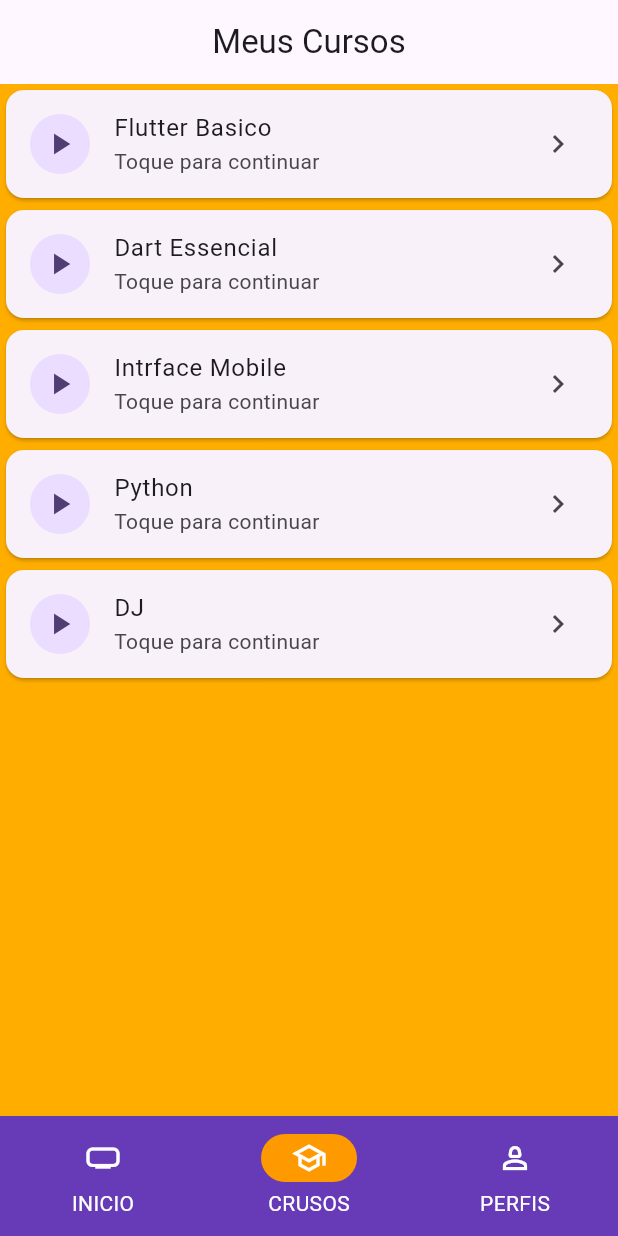
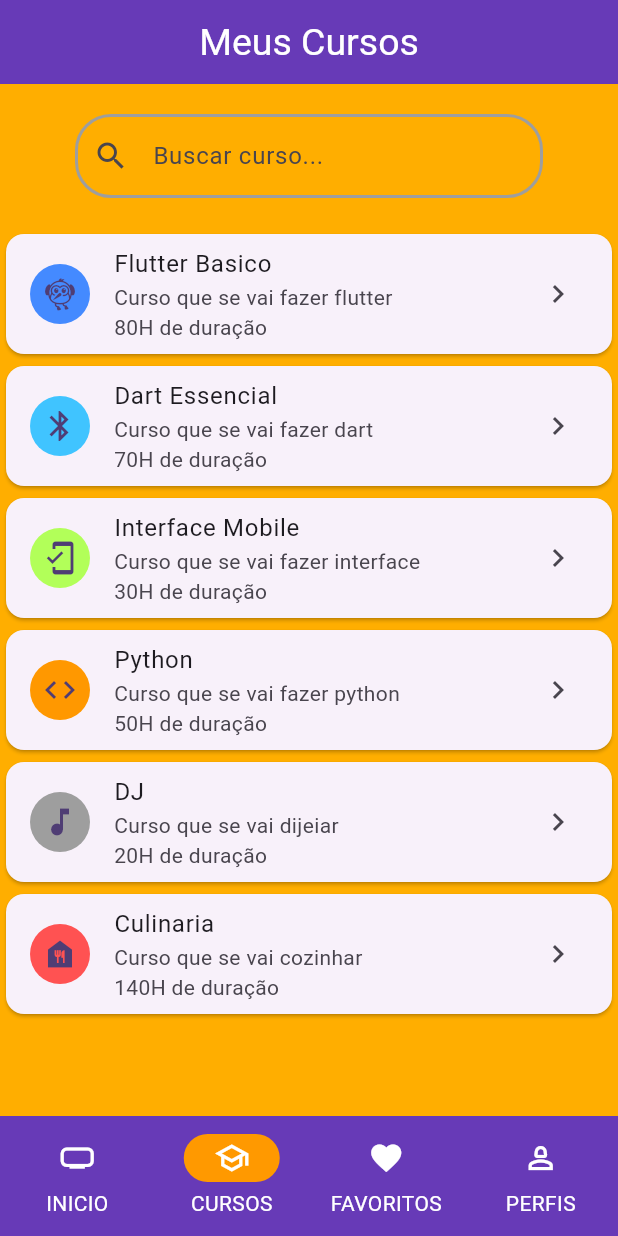
Before and after one commit to Liminhaowo/MSL_Vitor, a Flutter app: the screen it shows after launch, item 2 of the bottom bar chosen, on a phone screen of 412 x 824 dp. Run offline on Flutter 3.47's test engine with Material 3 defaults, Android fonts, the phone set to English and light mode, and no system bars.

Commit message:
Subindo atualização da main, separando as telas em um pasta dedicada. Criação da tela favoritos e barra de pesquisa

```diff
--- a/Aula06_AplicativoCursos/aplicativos_cursos/lib/main.dart
+++ b/Aula06_AplicativoCursos/aplicativos_cursos/lib/main.dart
@@ -1,4 +1,8 @@
 import 'package:flutter/material.dart';
+import 'package:aplicativos_cursos/telas/inicio_tela.dart';
+import 'package:aplicativos_cursos/telas/cursos_tela.dart';
+import 'package:aplicativos_cursos/telas/perfil_tela.dart';
+import 'package:aplicativos_cursos/telas/favoritos_tela.dart';
 
 void main() {
   runApp(const MeuApp());
@@ -12,25 +16,17 @@ class MeuApp extends StatelessWidget {
     return MaterialApp(
       debugShowCheckedModeBanner: false,
       theme: ThemeData(
-        colorScheme: ColorScheme.fromSeed(
-          seedColor: Colors.deepPurple,
-        ),
+        colorScheme: ColorScheme.fromSeed(seedColor: Colors.deepPurple),
         scaffoldBackgroundColor: const Color.fromARGB(255, 255, 174, 0),
         useMaterial3: true,
         navigationBarTheme: const NavigationBarThemeData(
           backgroundColor: Colors.deepPurple,
           indicatorColor: Color.fromARGB(255, 255, 153, 0),
-          iconTheme: WidgetStatePropertyAll(
-            IconThemeData(
-              color: Colors.white
-            )
+          iconTheme: WidgetStatePropertyAll(IconThemeData(color: Colors.white)),
+          labelTextStyle: WidgetStatePropertyAll(
+            TextStyle(color: Colors.white),
           ),
-          labelTextStyle: WidgetStatePropertyAll(
-            TextStyle(
-              color : Colors.white
-            )
-          )
-        )
+        ),
       ),
 
       home: const HomePage(),
@@ -48,13 +44,13 @@ class HomePage extends StatefulWidget {
 class _HomePageState extends State<HomePage> {
   int indice = 0;
 
-  final telas = const [InicioTela(), CursosTela(), PerfilTela()];
-  final titulos = const ['Inicio', 'Meus Cursos', 'Meu Perfil'];
+  final telas = [InicioTela(), CursosTela(), FavoritosTela(), PerfilTela()];
+  final titulos = ['Inicio', 'Meus Cursos','Favoritos', 'Meu Perfil'];
 
   @override
   Widget build(BuildContext context) {
     return Scaffold(
-      appBar: AppBar(title: Text(titulos[indice]), centerTitle: true),
+      appBar: AppBar(title: Text(titulos[indice]), titleTextStyle: TextStyle(color: Colors.white, fontSize: 25), centerTitle: true, backgroundColor: Colors.deepPurple,),
       body: telas[indice],
       bottomNavigationBar: NavigationBar(
         onDestinationSelected: (valor) {
@@ -63,14 +59,18 @@ class _HomePageState extends State<HomePage> {
           });
         },
         selectedIndex: indice,
-        destinations: const [
+        destinations: [
           NavigationDestination(
             icon: Icon(Icons.home_max_outlined),
             label: 'INICIO',
           ),
           NavigationDestination(
             icon: Icon(Icons.school_outlined),
-            label: 'CRUSOS',
+            label: 'CURSOS',
+          ),
+          NavigationDestination(
+            icon: Icon(Icons.favorite),
+            label: 'FAVORITOS',
           ),
           NavigationDestination(
             icon: Icon(Icons.person_2_outlined),
@@ -81,112 +81,3 @@ class _HomePageState extends State<HomePage> {
     );
   }
 }
-
-class InicioTela extends StatelessWidget {
-  const InicioTela({super.key});
-
-  @override
-  Widget build(BuildContext context) {
-    return ListView(
-      padding: const EdgeInsets.all(20),
-      children: [
-        Text(
-          'Olá Fiote',
-          style: Theme.of(
-            context,
-          ).textTheme.headlineMedium?.copyWith(fontWeight: FontWeight.bold),
-        ),
-
-        const SizedBox(height: 8),
-
-        const Text('Continue aprendendo e evoluindo'),
-
-        const SizedBox(height: 24),
-
-        Container(
-          padding: const EdgeInsets.all(24),
-          decoration: BoxDecoration(
-            borderRadius: BorderRadius.circular(20),
-            gradient: const LinearGradient(
-              colors: [Colors.deepPurple, Colors.purpleAccent],
-            ),
-            boxShadow: const [
-              BoxShadow(
-                color: Colors.black26,
-                blurRadius: 10,
-                offset: Offset(0, 5),
-              ),
-            ],
-          ),
-          child: const Column(
-            crossAxisAlignment: CrossAxisAlignment.start,
-            children: [
-              Icon(Icons.flutter_dash_sharp, color: Colors.white, size: 46),
-              Text(
-                'Flutter Basico',
-                style: TextStyle(
-                  color: Colors.white,
-                  fontSize: 24,
-                  fontWeight: FontWeight.bold,
-                ),
-              ),
-              Text(
-                '8 a 12 aulas concluidas',
-                style: TextStyle(color: Colors.white),
-              ),
-            ],
-          ),
-        ),
-      ],
-    );
-  }
-}
-
-class CursosTela extends StatelessWidget {
-  const CursosTela({super.key});
-
-  @override
-  Widget build(BuildContext context) {
-    final cursos = [
-      'Flutter Basico',
-      'Dart Essencial',
-      'Intrface Mobile',
-      'Python',
-      'DJ',
-    ];
-
-    return ListView.builder(
-      itemCount: cursos.length,
-      itemBuilder: (context, indice) => Card(
-        child: ListTile(
-          title: Text(cursos[indice]),
-          leading: const CircleAvatar(child: Icon(Icons.play_arrow)),
-          subtitle: const Text('Toque para continuar'),
-          trailing: const Icon(Icons.chevron_right),
-        ),
-      ),
-    );
-  }
-}
-
-class PerfilTela extends StatelessWidget {
-  const PerfilTela({super.key});
-
-  @override
-  Widget build(BuildContext context) {
-    return const Center(
-      child: Column(
-        mainAxisSize: MainAxisSize.min,
-        children: [
-          CircleAvatar(radius: 46, child: Icon(Icons.person, size: 52)),
-          SizedBox(height: 16),
-
-          Text(
-            'Aluno Flutter',
-            style: TextStyle(fontSize: 24, fontWeight: FontWeight.bold),
-          ),
-        ],
-      ),
-    );
-  }
-}
--- /dev/null
+++ b/Aula06_AplicativoCursos/aplicativos_cursos/lib/telas/cursos_tela.dart
@@ -0,0 +1,122 @@
+import 'package:flutter/material.dart';
+
+class CursosTela extends StatefulWidget {
+  const CursosTela({super.key});
+
+  @override
+  State<CursosTela> createState() => _CursosTelaState();
+}
+
+class _CursosTelaState extends State<CursosTela> {
+  final cursos = [
+    'Flutter Basico',
+    'Dart Essencial',
+    'Interface Mobile',
+    'Python',
+    'DJ',
+    'Culinaria',
+  ];
+
+  final descricao = [
+    'Curso que se vai fazer flutter \n80H de duração',
+    'Curso que se vai fazer dart \n70H de duração',
+    'Curso que se vai fazer interface \n30H de duração',
+    'Curso que se vai fazer python \n50H de duração',
+    'Curso que se vai dijeiar \n20H de duração',
+    'Curso que se vai cozinhar \n140H de duração',
+  ];
+
+  final icones = [
+    Icon(Icons.flutter_dash_outlined),
+    Icon(Icons.bluetooth),
+    Icon(Icons.mobile_friendly),
+    Icon(Icons.code),
+    Icon(Icons.music_note),
+    Icon(Icons.food_bank),
+  ];
+
+  final corDosCirculos = [
+    Colors.blueAccent,
+    Colors.lightBlueAccent,
+    Colors.lightGreenAccent,
+    Colors.orange,
+    Colors.grey,
+    Colors.redAccent,
+  ];
+
+  String resultado = '';
+
+  @override
+  Widget build(BuildContext context) {
+    // Filtra os cursos usando where()
+    final cursosFiltrados = cursos.where((curso) {
+      return curso.toLowerCase().contains(resultado.toLowerCase());
+    }).toList();
+
+    return Column(
+      children: [
+        Padding(
+          padding: const EdgeInsets.symmetric(
+            horizontal: 50,
+            vertical: 20,
+          ),
+          child: TextField(
+            decoration: InputDecoration(
+              hintText: 'Buscar curso...',
+              prefixIcon: Icon(Icons.search),
+              border: OutlineInputBorder(
+              borderRadius: BorderRadius.circular(24),
+              borderSide: const BorderSide(color: Colors.grey, width: 2.0),
+            ),
+
+            // 2. Trava a mesma borda para quando NÃO estiver clicado
+            enabledBorder: OutlineInputBorder(
+              borderRadius: BorderRadius.circular(24),
+              borderSide: const BorderSide(color: Colors.grey, width: 2.0),
+            ),
+
+            // 3. Trava a mesma MERDA de borda para quando ESTIVER clicado (ignora o azul do Flutter)
+            focusedBorder: OutlineInputBorder(
+              borderRadius: BorderRadius.circular(24),
+              borderSide: const BorderSide(color: Colors.grey, width: 2.0),
+            ),
+            ),
+            onChanged: (valor) {
+              setState(() {
+                resultado = valor;
+              });
+            },
+          ),
+        ),
+
+        Expanded(
+          child: ListView.builder(
+            itemCount: cursosFiltrados.length,
+            itemBuilder: (context, indice) {
+              // Descobre o índice original do curso
+              final indiceOriginal = cursos.indexOf(
+                cursosFiltrados[indice],
+              );
+
+              return Card(
+                child: ListTile(
+                  title: Text(cursosFiltrados[indice]),
+                  leading: CircleAvatar(
+                    backgroundColor: corDosCirculos[indiceOriginal],
+                    child: icones[indiceOriginal],
+                  ),
+                  subtitle: Text(
+                    descricao[indiceOriginal],
+                  ),
+                  trailing: const Icon(
+                    Icons.chevron_right,
+                  ),
+                ),
+              );
+            },
+          ),
+        ),
+      ],
+    );
+  }
+}
--- /dev/null
+++ b/Aula06_AplicativoCursos/aplicativos_cursos/lib/telas/favoritos_tela.dart
@@ -0,0 +1,27 @@
+import 'package:flutter/material.dart';
+
+class FavoritosTela extends StatelessWidget {
+  const FavoritosTela({super.key});
+
+
+  @override
+  Widget build(BuildContext context) {
+    final cursos = [
+      'Flutter Basico',
+      'Dart Essencial',
+      'Intrface Mobile',
+    ];
+
+    return ListView.builder(
+      itemCount: cursos.length,
+      itemBuilder: (context, indice) => Card(
+        child: ListTile(
+          title: Text(cursos[indice]),
+          leading: const CircleAvatar(child: Icon(Icons.play_arrow)),
+          subtitle: const Text('Toque para continuar'),
+          trailing: const Icon(Icons.chevron_right),
+        ),
+      ),
+    );
+  }
+}
--- /dev/null
+++ b/Aula06_AplicativoCursos/aplicativos_cursos/lib/telas/inicio_tela.dart
@@ -0,0 +1,61 @@
+import 'package:flutter/material.dart';
+
+class InicioTela extends StatelessWidget {
+  const InicioTela({super.key});
+
+  @override
+  Widget build(BuildContext context) {
+    return ListView(
+      padding: const EdgeInsets.all(20),
+      children: [
+        Text(
+          'Olá Fiote',
+          style: Theme.of(
+            context,
+          ).textTheme.headlineMedium?.copyWith(fontWeight: FontWeight.bold),
+        ),
+
+        const SizedBox(height: 8),
+
+        const Text('Continue aprendendo e evoluindo'),
+
+        const SizedBox(height: 24),
+
+        Container(
+          padding: const EdgeInsets.all(24),
+          decoration: BoxDecoration(
+            borderRadius: BorderRadius.circular(20),
+            gradient: const LinearGradient(
+              colors: [Colors.deepPurple, Colors.purpleAccent],
+            ),
+            boxShadow: const [
+              BoxShadow(
+                color: Colors.black26,
+                blurRadius: 10,
+                offset: Offset(0, 5),
+              ),
+            ],
+          ),
+          child: const Column(
+            crossAxisAlignment: CrossAxisAlignment.start,
+            children: [
+              Icon(Icons.flutter_dash_sharp, color: Colors.white, size: 46),
+              Text(
+                'Flutter Basico',
+                style: TextStyle(
+                  color: Colors.white,
+                  fontSize: 24,
+                  fontWeight: FontWeight.bold,
+                ),
+              ),
+              Text(
+                '8 a 12 aulas concluidas',
+                style: TextStyle(color: Colors.white),
+              ),
+            ],
+          ),
+        ),
+      ],
+    );
+  }
+}
--- /dev/null
+++ b/Aula06_AplicativoCursos/aplicativos_cursos/lib/telas/perfil_tela.dart
@@ -0,0 +1,23 @@
+import 'package:flutter/material.dart';
+
+class PerfilTela extends StatelessWidget {
+  const PerfilTela({super.key});
+
+  @override
+  Widget build(BuildContext context) {
+    return const Center(
+      child: Column(
+        mainAxisSize: MainAxisSize.min,
+        children: [
+          CircleAvatar(radius: 46, child: Icon(Icons.person, size: 52)),
+          SizedBox(height: 16),
+
+          Text(
+            'Aluno Flutter',
+            style: TextStyle(fontSize: 24, fontWeight: FontWeight.bold),
+          ),
+        ],
+      ),
+    );
+  }
+}
```
